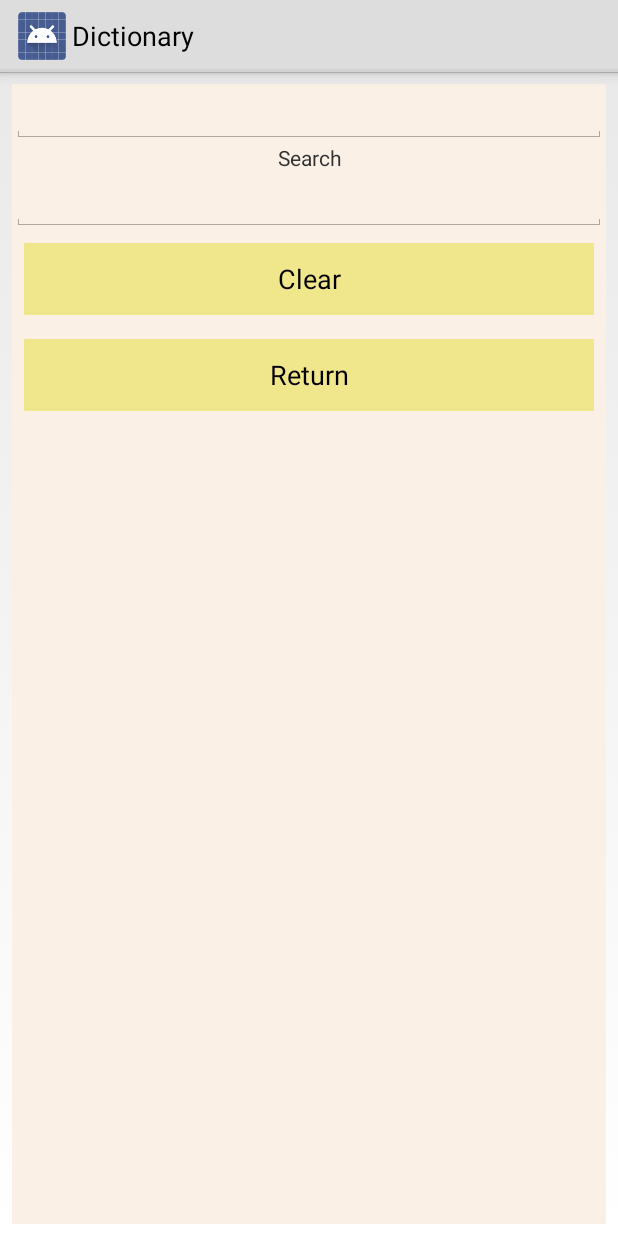
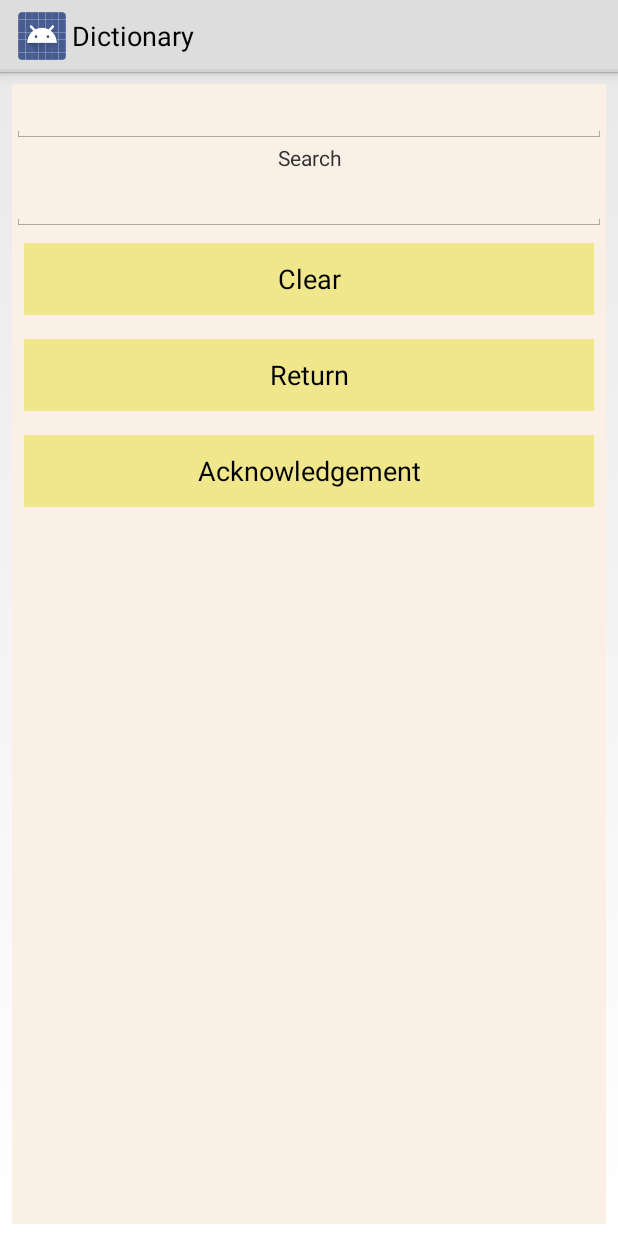
Before and after one commit to rajkukadia/Ping-scroggle-android, an Android app: the screen it shows after launch (DictionaryAssignment3), after a tap on "Dictionary", on a phone screen of 412 x 824 dp. Run offline under Robolectric (Android 15) with nearby library versions, the phone set to English and light mode, and no system bars.

Commit message:
Assignment 3 e

```diff
--- a/app/src/main/java/edu/neu/madcourse/raj__kukadia/DictionaryAssignment3.java
+++ b/app/src/main/java/edu/neu/madcourse/raj__kukadia/DictionaryAssignment3.java
@@ -369,6 +369,7 @@ View clearButton = findViewById(R.id.button_clear);
         public void onClick(View v) {
             Intent intent = new Intent(DictionaryAssignment3.this, MainActivity.class);
 
+
             startActivity(intent);
 
         }
--- a/app/src/main/java/edu/neu/madcourse/raj__kukadia/MainActivity.java
+++ b/app/src/main/java/edu/neu/madcourse/raj__kukadia/MainActivity.java
@@ -22,6 +22,7 @@ import java.util.HashMap;
 
 public class MainActivity extends Activity implements View.OnClickListener {
 
+    private static Boolean firstTime = true;
     private int i = 1;
     private EditText mytext;
     public static boolean permission = true;
@@ -40,11 +41,18 @@ public class MainActivity extends Activity implements View.OnClickListener {
         getActionBar().setTitle("Raj Kukadia");
         setContentView(R.layout.activity_main);
         setHashMap();
-        loadDictionary();
+        if(firstTime){
+            firstTime = false;
+        loadDictionary();}
         setListner(viewMap);
 
     }
 
+    @Override
+    protected void onResume() {
+        super.onResume();
+
+    }
 
     protected void loadDictionary(){
         //SharedPreferences sp = getSharedPreferences("MyDictionary", Context.MODE_PRIVATE);
--- a/app/src/main/res/layout/activity_dictionary_ass3.xml
+++ b/app/src/main/res/layout/activity_dictionary_ass3.xml
@@ -47,4 +47,14 @@
         android:padding="@dimen/menu_button_padding"
         android:text="@string/return_label"/>
 
+    <Button
+        android:id="@+id/button_ack"
+        android:layout_width="match_parent"
+        android:layout_height="wrap_content"
+        android:layout_margin="@dimen/menu_button_margin"
+        android:background="@color/Khaki"
+        android:padding="@dimen/menu_button_padding"
+        android:text="@string/ack_label"/>
+
+
 </LinearLayout>
--- a/app/src/main/res/values/strings.xml
+++ b/app/src/main/res/values/strings.xml
@@ -30,6 +30,7 @@
     <string name="save_label">Save</string>
     <string name="return_label">Return</string>
     <string name="clear_label">Clear</string>
+    <string name="ack_label">Acknowledgement</string>
     <string name="about_text">\
 This game is played just like
 regular Tic Tac Toe with one difference: to win a tile
```
